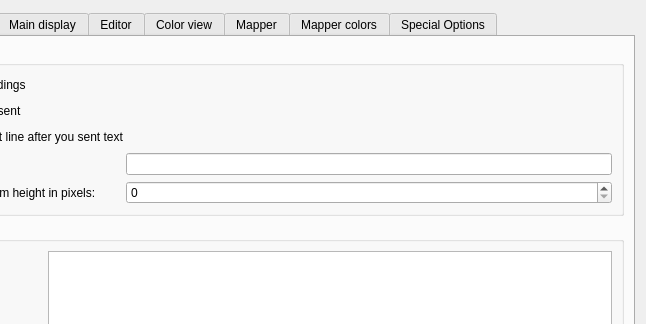
Qt form src/ui/profile_preferences.ui (Mudlet/Mudlet) before a commit; both pictures show x 154 to 800 and y 0 to 324 of the 800 by 685 pixel window.
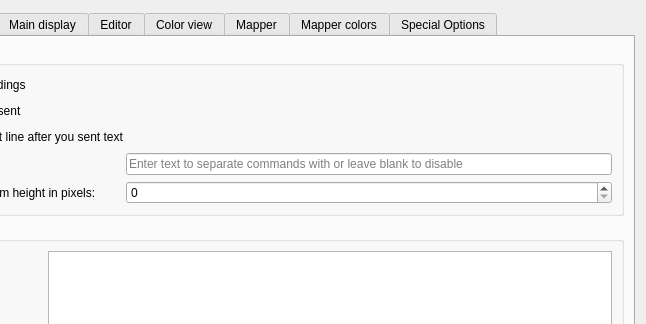
The same form after that commit. The open tabs and pages were chosen to show the change. Icons and pictures are not drawn. Custom widgets are drawn as their Qt base class.

Commit message: Fixed blank command separator to not separate as people expect

Patch:
```diff
--- a/src/ui/profile_preferences.ui
+++ b/src/ui/profile_preferences.ui
@@ -347,6 +347,9 @@
             <property name="enabled">
              <bool>true</bool>
             </property>
+            <property name="placeholderText">
+             <string>Enter text to separate commands with or leave blank to disable</string>
+            </property>
            </widget>
           </item>
           <item row="4" column="0">
```
The commit also changes 1 other file.
